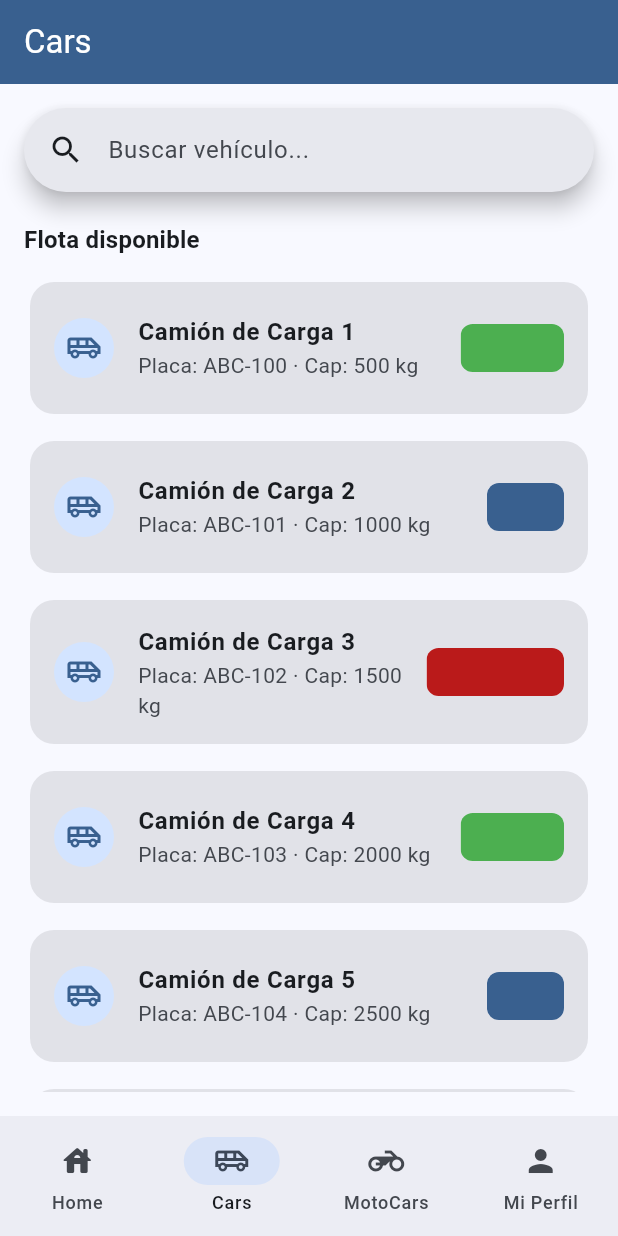
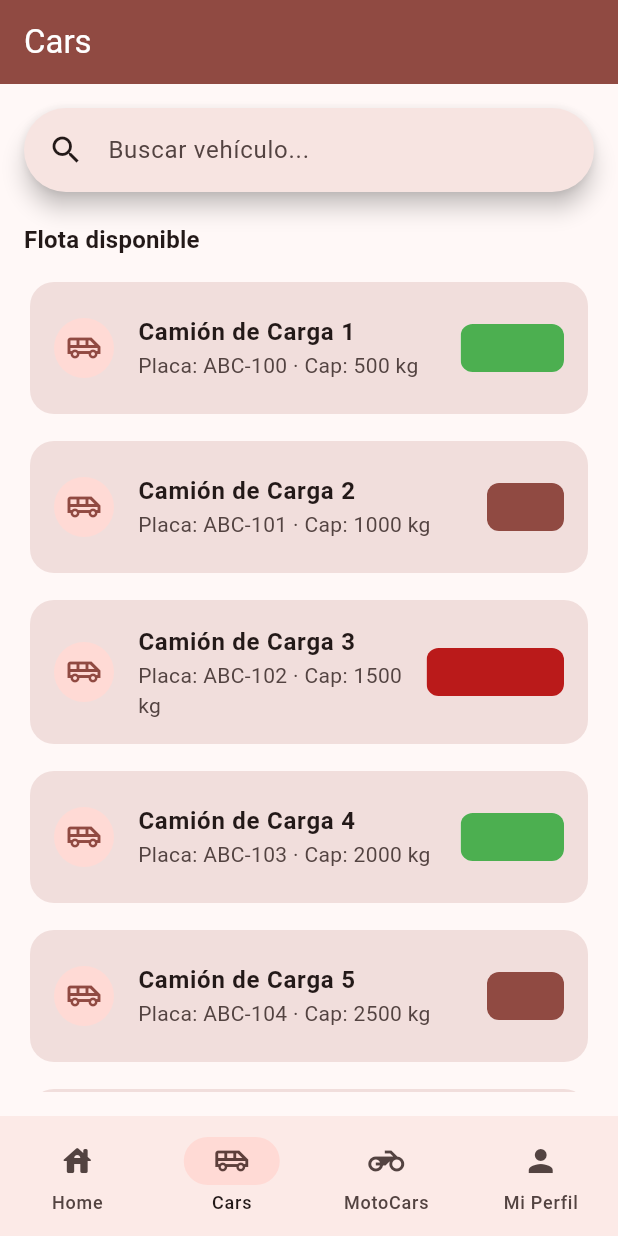
Before and after one commit to ZzcristianZ/appMovilGocarg, a Flutter app: the screen it shows after launch, after a tap on an icon or button, on a phone screen of 412 x 824 dp. Run offline on Flutter 3.47's test engine with Material 3 defaults, Android fonts, the phone set to English and light mode, and no system bars; our stand-ins replace flutter_riverpod, go_router.

Commit message:
cambio a full flutter_riverpod

```diff
--- a/lib/main.dart
+++ b/lib/main.dart
@@ -1,28 +1,28 @@
 import 'package:flutter/material.dart';
+import 'package:flutter_riverpod/flutter_riverpod.dart';
 import 'package:gocarg/config/router/router.dart';
-
+import 'package:gocarg/presentation/providers/theme_provider.dart';
 
 void main() {
-  runApp(const MyApp());
+  runApp(
+    const ProviderScope(
+      child: MyApp(),
+    ),
+  );
 }
 
-class MyApp extends StatelessWidget {
+class MyApp extends ConsumerWidget {
   const MyApp({super.key});
 
-
   @override
-  Widget build(BuildContext context) {
-
+  Widget build(BuildContext context, WidgetRef ref) {
+    final appTheme = ref.watch(themeProvider);
 
     return MaterialApp.router(
       debugShowCheckedModeBanner: false,
       title: 'Gocarg',
       routerConfig: appRouter,
-      theme: ThemeData(
-        useMaterial3: true,
-        colorSchemeSeed: const Color.fromARGB(255, 29, 66, 107)
-      ),
-
+      theme: appTheme.getTheme(),
     );
   }
 }
--- a/pubspec.yaml
+++ b/pubspec.yaml
@@ -10,8 +10,8 @@ dependencies:
   cupertino_icons: ^1.0.8
   flutter:
     sdk: flutter
+  flutter_riverpod: ^3.2.0
   go_router: ^17.0.1
-  flutter_riverpod: ^3.2.0
 
 dev_dependencies:
   flutter_lints: ^5.0.0
```
Also changed, not shown: lib/presentation/providers/theme_provider.dart (+19 -0 lines).
